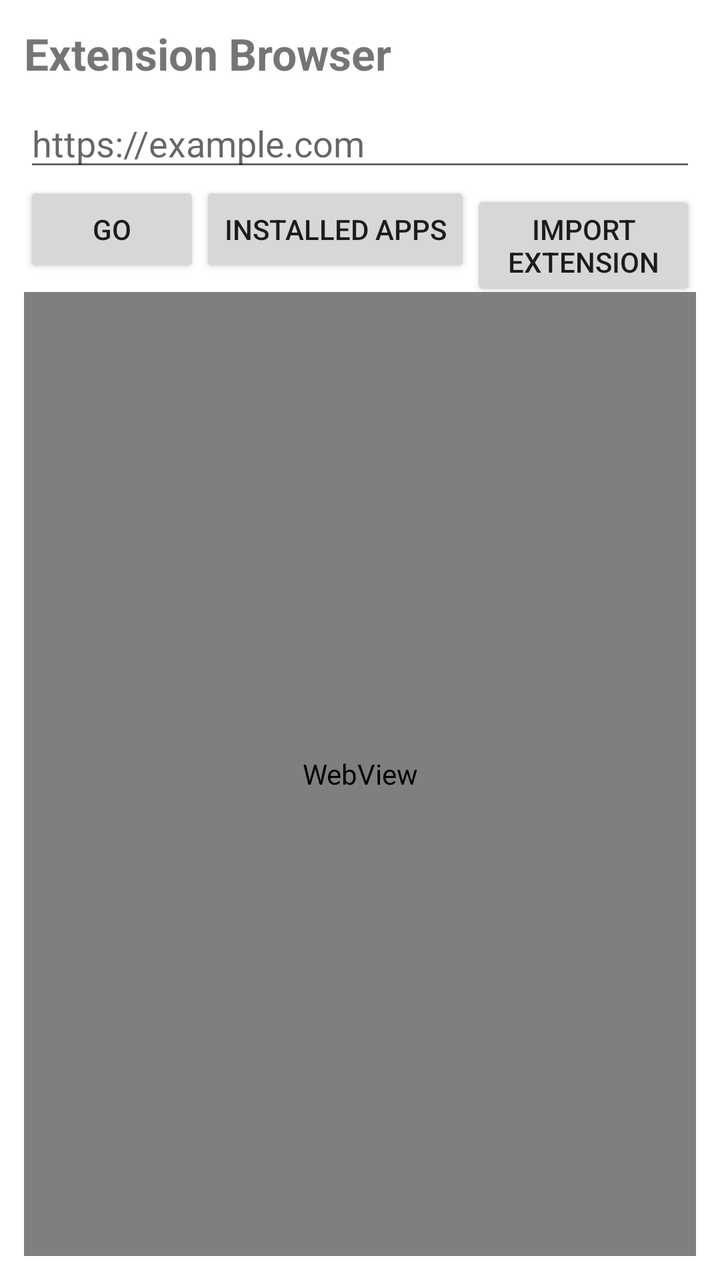
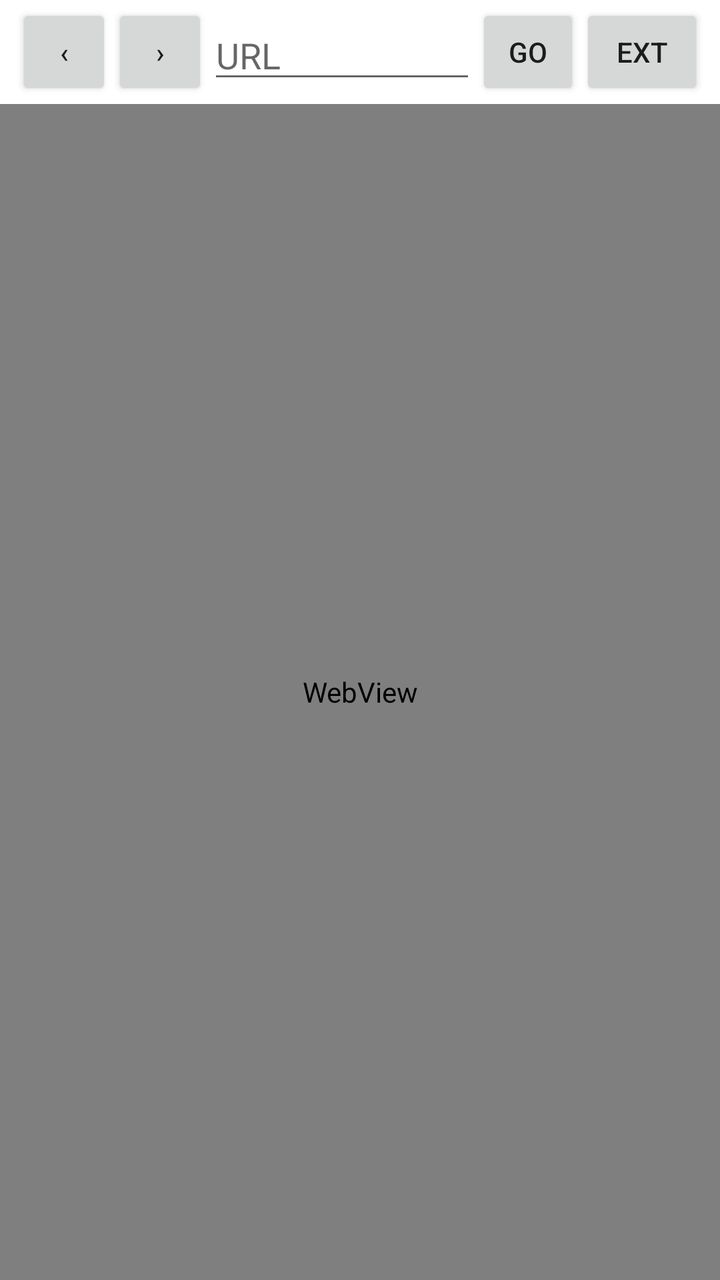

Compare the two renders of this Android layout. The source of the first and the diff that turns it into the second are given below.
<!-- AndroidManifest.xml: application theme AppTheme -->
<!-- res/layout/activity_main.xml -->
<?xml version="1.0" encoding="utf-8"?>
<LinearLayout xmlns:android="http://schemas.android.com/apk/res/android"
    android:orientation="vertical"
    android:padding="12dp"
    android:layout_width="match_parent"
    android:layout_height="match_parent">

    <TextView
        android:text="Extension Browser"
        android:textSize="22sp"
        android:textStyle="bold"
        android:layout_width="match_parent"
        android:layout_height="wrap_content"/>

    <EditText
        android:id="@+id/urlBox"
        android:hint="https://example.com"
        android:singleLine="true"
        android:inputType="textUri"
        android:layout_marginTop="8dp"
        android:layout_width="match_parent"
        android:layout_height="wrap_content"/>

    <LinearLayout
        android:orientation="horizontal"
        android:layout_width="match_parent"
        android:layout_height="wrap_content">

        <Button
            android:id="@+id/goButton"
            android:text="Go"
            android:layout_width="wrap_content"
            android:layout_height="wrap_content"/>

        <Button
            android:id="@+id/appsButton"
            android:text="Installed Apps"
            android:layout_width="wrap_content"
            android:layout_height="wrap_content"/>

        <Button
            android:id="@+id/importButton"
            android:text="Import Extension"
            android:layout_width="wrap_content"
            android:layout_height="wrap_content"/>
    </LinearLayout>

    <WebView
        android:id="@+id/webView"
        android:layout_width="match_parent"
        android:layout_height="0dp"
        android:layout_weight="1"/>
</LinearLayout>
<!-- resources referenced by this layout -->
<resources>

</resources>

<!-- the commit's change to res/layout/activity_main.xml (unified diff, before → after) -->
@@ -1,53 +1,10 @@
-<?xml version="1.0" encoding="utf-8"?>
-<LinearLayout xmlns:android="http://schemas.android.com/apk/res/android"
-    android:orientation="vertical"
-    android:padding="12dp"
-    android:layout_width="match_parent"
-    android:layout_height="match_parent">
-
-    <TextView
-        android:text="Extension Browser"
-        android:textSize="22sp"
-        android:textStyle="bold"
-        android:layout_width="match_parent"
-        android:layout_height="wrap_content"/>
-
-    <EditText
-        android:id="@+id/urlBox"
-        android:hint="https://example.com"
-        android:singleLine="true"
-        android:inputType="textUri"
-        android:layout_marginTop="8dp"
-        android:layout_width="match_parent"
-        android:layout_height="wrap_content"/>
-
-    <LinearLayout
-        android:orientation="horizontal"
-        android:layout_width="match_parent"
-        android:layout_height="wrap_content">
-
-        <Button
-            android:id="@+id/goButton"
-            android:text="Go"
-            android:layout_width="wrap_content"
-            android:layout_height="wrap_content"/>
-
-        <Button
-            android:id="@+id/appsButton"
-            android:text="Installed Apps"
-            android:layout_width="wrap_content"
-            android:layout_height="wrap_content"/>
-
-        <Button
-            android:id="@+id/importButton"
-            android:text="Import Extension"
-            android:layout_width="wrap_content"
-            android:layout_height="wrap_content"/>
+<LinearLayout xmlns:android="http://schemas.android.com/apk/res/android" android:layout_width="match_parent" android:layout_height="match_parent" android:orientation="vertical">
+    <LinearLayout android:layout_width="match_parent" android:layout_height="52dp" android:gravity="center_vertical" android:paddingLeft="8dp" android:paddingRight="8dp">
+        <Button android:id="@+id/back" android:layout_width="48dp" android:layout_height="wrap_content" android:text="‹"/>
+        <Button android:id="@+id/forward" android:layout_width="48dp" android:layout_height="wrap_content" android:text="›"/>
+        <EditText android:id="@+id/url" android:layout_width="0dp" android:layout_height="wrap_content" android:layout_weight="1" android:singleLine="true" android:inputType="textUri" android:hint="URL"/>
+        <Button android:id="@+id/go" android:layout_width="52dp" android:layout_height="wrap_content" android:text="Go"/>
+        <Button android:id="@+id/ext" android:layout_width="62dp" android:layout_height="wrap_content" android:text="Ext"/>
     </LinearLayout>
-
-    <WebView
-        android:id="@+id/webView"
-        android:layout_width="match_parent"
-        android:layout_height="0dp"
-        android:layout_weight="1"/>
+    <WebView android:id="@+id/web" android:layout_width="match_parent" android:layout_height="0dp" android:layout_weight="1"/>
 </LinearLayout>
